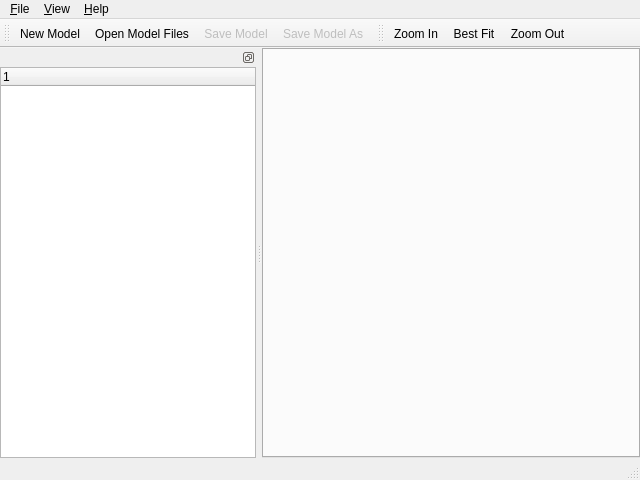
Above: gui/mainwindow.ui from rakhimov/scram before the change. Below: the same form after it.
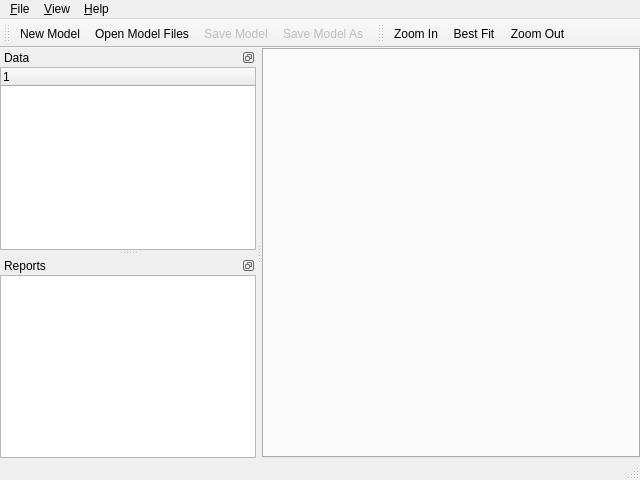
That is the form after the change. Icons and pictures are not drawn.

Commit message:
GUI: Add Reports view dock widget
This just sets up the report list location.
The actual analysis is not yet performed,
and there's no data in this widget.

```diff
--- a/gui/mainwindow.ui
+++ b/gui/mainwindow.ui
@@ -155,6 +155,9 @@
    <property name="features">
     <set>QDockWidget::DockWidgetFloatable|QDockWidget::DockWidgetMovable</set>
    </property>
+   <property name="windowTitle">
+    <string>Data</string>
+   </property>
    <attribute name="dockWidgetArea">
     <number>1</number>
    </attribute>
@@ -196,6 +199,43 @@
     </layout>
    </widget>
   </widget>
+  <widget class="QDockWidget" name="reportDockWidget">
+   <property name="features">
+    <set>QDockWidget::DockWidgetFloatable|QDockWidget::DockWidgetMovable</set>
+   </property>
+   <property name="windowTitle">
+    <string>Reports</string>
+   </property>
+   <attribute name="dockWidgetArea">
+    <number>1</number>
+   </attribute>
+   <widget class="QWidget" name="dockWidgetContents_2">
+    <layout class="QVBoxLayout" name="verticalLayout">
+     <property name="spacing">
+      <number>0</number>
+     </property>
+     <property name="leftMargin">
+      <number>0</number>
+     </property>
+     <property name="topMargin">
+      <number>0</number>
+     </property>
+     <property name="rightMargin">
+      <number>0</number>
+     </property>
+     <property name="bottomMargin">
+      <number>0</number>
+     </property>
+     <item>
+      <widget class="QTreeView" name="reportTreeView">
+       <property name="animated">
+        <bool>true</bool>
+       </property>
+      </widget>
+     </item>
+    </layout>
+   </widget>
+  </widget>
   <action name="actionAboutQt">
    <property name="icon">
     <iconset theme="help-about">
```
